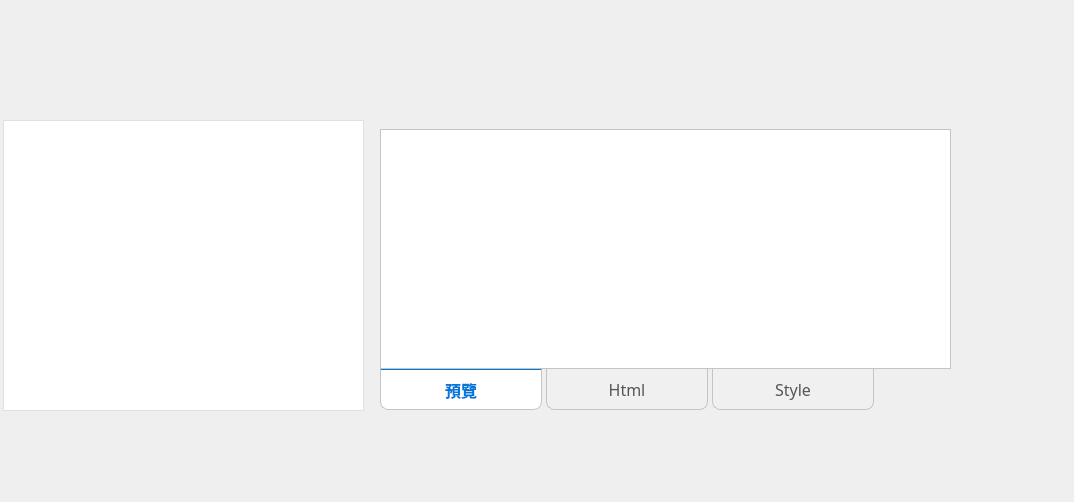
Old version of the form gui/us23/form_us23.ui in the repository rogers228/ispc_maintain.
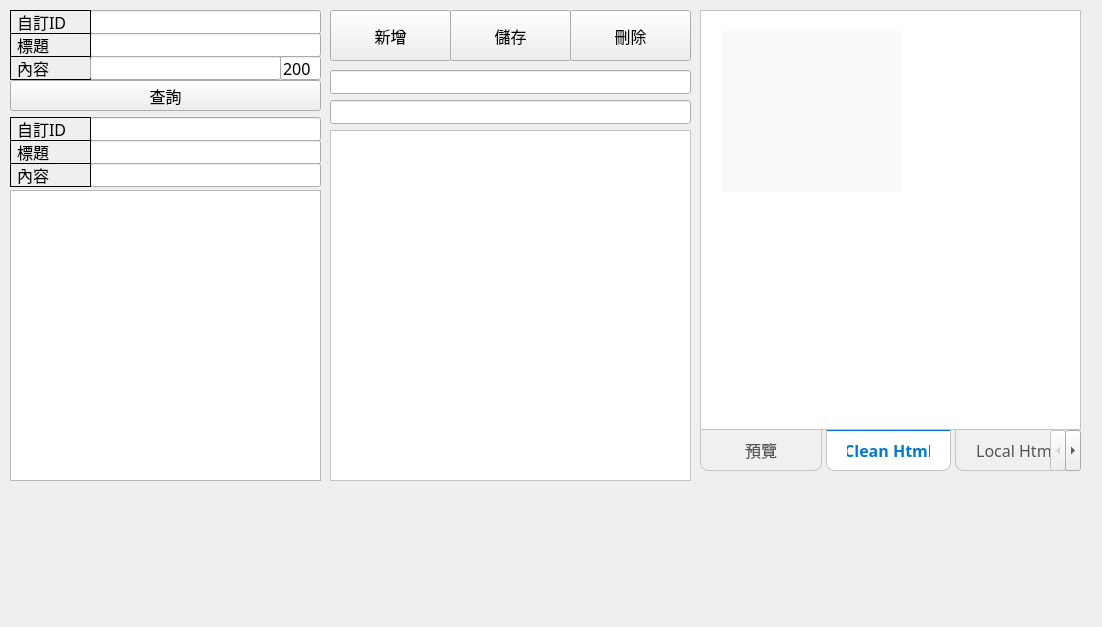
New version of the form. The open tabs and pages were chosen to show the change.

```diff
--- a/gui/us23/form_us23.ui
+++ b/gui/us23/form_us23.ui
@@ -6,8 +6,8 @@
    <rect>
     <x>0</x>
     <y>0</y>
-    <width>1074</width>
-    <height>502</height>
+    <width>1102</width>
+    <height>627</height>
    </rect>
   </property>
   <property name="windowTitle">
@@ -17,10 +17,10 @@
    <widget class="QPlainTextEdit" name="editor_input">
     <property name="geometry">
      <rect>
-      <x>3</x>
-      <y>120</y>
+      <x>330</x>
+      <y>130</y>
       <width>361</width>
-      <height>291</height>
+      <height>351</height>
      </rect>
     </property>
     <property name="font">
@@ -35,10 +35,10 @@
     background-color: #ffffff;
     
     /* 加上明確的邊框，或是 border: none，這會打破系統原生樣式 */
-    border: 1px solid #e1e1e1; 
+    /* border: 1px solid #e1e1e1;  */
     
     color: #000000;
-    padding: 8px;
+    padding: 2px;
     font-family: &quot;Consolas&quot;, &quot;Monaco&quot;, &quot;Courier New&quot;, monospace;
     font-size: 12pt;
 }
@@ -63,10 +63,10 @@
    <widget class="QTabWidget" name="tab_widget">
     <property name="geometry">
      <rect>
-      <x>380</x>
-      <y>129</y>
-      <width>571</width>
-      <height>281</height>
+      <x>700</x>
+      <y>10</y>
+      <width>381</width>
+      <height>461</height>
      </rect>
     </property>
     <property name="font">
@@ -94,7 +94,7 @@
     border-bottom-right-radius: 8px;
     
     /* 寬度控制 */
-    min-width: 120px;            /* 設定最小寬度，不會縮成一團 */
+    min-width: 80px;            /* 設定最小寬度，不會縮成一團 */
     padding: 8px 20px;           /* 左右內距讓標籤隨文字自動撐開 */
     
     margin-right: 4px;
@@ -126,9 +126,57 @@
       <string>預覽</string>
      </attribute>
     </widget>
+    <widget class="QWidget" name="tab_4">
+     <attribute name="title">
+      <string>Clean Html</string>
+     </attribute>
+     <widget class="QPlainTextEdit" name="clean_html_view">
+      <property name="geometry">
+       <rect>
+        <x>20</x>
+        <y>20</y>
+        <width>181</width>
+        <height>161</height>
+       </rect>
+      </property>
+      <property name="styleSheet">
+       <string notr="true">QPlainTextEdit {
+    /* 背景顏色：深灰色或淺灰色，這裡選用輕量感的淺灰 */
+    background-color: #f8f9fa;
+    
+    /* 文字顏色 */
+    color: #24292e;
+    
+    /* 邊距：讓程式碼不要貼邊 (上 右 下 左) */
+    padding: 15px;
+    
+    /* 移除邊框（因為 tab_widget 已經有框了） */
+    border: none;
+    
+    /* 寫程式專用字體：優先順序為 Consolas -&gt; Monaco -&gt; 等寬字型 */
+    font-family: &quot;Consolas&quot;, &quot;Monaco&quot;, &quot;Courier New&quot;, monospace;
+    
+    /* 字體大小 12pt */
+    font-size: 12pt;
+    
+}
+
+/* 選取文字時的顏色 */
+QPlainTextEdit:focus {
+    background-color: #f0f1f2;
+}</string>
+      </property>
+      <property name="frameShape">
+       <enum>QFrame::NoFrame</enum>
+      </property>
+      <property name="frameShadow">
+       <enum>QFrame::Plain</enum>
+      </property>
+     </widget>
+    </widget>
     <widget class="QWidget" name="tab_2">
      <attribute name="title">
-      <string>Html</string>
+      <string>Local Html</string>
      </attribute>
      <widget class="QPlainTextEdit" name="html_code_view">
       <property name="geometry">
@@ -235,6 +283,506 @@
      </widget>
     </widget>
    </widget>
+   <widget class="QTableWidget" name="article_table">
+    <property name="enabled">
+     <bool>true</bool>
+    </property>
+    <property name="geometry">
+     <rect>
+      <x>10</x>
+      <y>190</y>
+      <width>311</width>
+      <height>291</height>
+     </rect>
+    </property>
+    <property name="sizePolicy">
+     <sizepolicy hsizetype="Expanding" vsizetype="Expanding">
+      <horstretch>1</horstretch>
+      <verstretch>0</verstretch>
+     </sizepolicy>
+    </property>
+    <property name="font">
+     <font>
+      <family>新細明體</family>
+      <pointsize>12</pointsize>
+     </font>
+    </property>
+    <property name="styleSheet">
+     <string notr="true">QTableWidget {
+    alternate-background-color: #f2f2f2; /* 隔行背景顏色 */
+    selection-background-color: #0078d7;  /* 選擇背景顏色 */
+}
+QHeaderView::section {
+    background-color: #f0f0f0; /* 表頭背景顏色 */
+}</string>
+    </property>
+    <property name="alternatingRowColors">
+     <bool>true</bool>
+    </property>
+    <property name="columnCount">
+     <number>0</number>
+    </property>
+    <attribute name="verticalHeaderDefaultSectionSize">
+     <number>24</number>
+    </attribute>
+   </widget>
+   <widget class="QLineEdit" name="f_title">
+    <property name="geometry">
+     <rect>
+      <x>90</x>
+      <y>140</y>
+      <width>231</width>
+      <height>24</height>
+     </rect>
+    </property>
+    <property name="font">
+     <font>
+      <family>新細明體</family>
+      <pointsize>12</pointsize>
+     </font>
+    </property>
+    <property name="text">
+     <string/>
+    </property>
+   </widget>
+   <widget class="QLineEdit" name="w_title">
+    <property name="geometry">
+     <rect>
+      <x>90</x>
+      <y>33</y>
+      <width>231</width>
+      <height>24</height>
+     </rect>
+    </property>
+    <property name="font">
+     <font>
+      <family>新細明體</family>
+      <pointsize>12</pointsize>
+     </font>
+    </property>
+    <property name="text">
+     <string/>
+    </property>
+   </widget>
+   <widget class="QLabel" name="label_w_title">
+    <property name="geometry">
+     <rect>
+      <x>10</x>
+      <y>33</y>
+      <width>81</width>
+      <height>24</height>
+     </rect>
+    </property>
+    <property name="font">
+     <font>
+      <family>新細明體</family>
+      <pointsize>12</pointsize>
+     </font>
+    </property>
+    <property name="contextMenuPolicy">
+     <enum>Qt::PreventContextMenu</enum>
+    </property>
+    <property name="styleSheet">
+     <string notr="true">QLabel {
+    border: 1px solid black; /* 邊框粗細與顏色 */
+    padding: 2px;           /* 內邊距 */
+}</string>
+    </property>
+    <property name="text">
+     <string>標題</string>
+    </property>
+    <property name="scaledContents">
+     <bool>false</bool>
+    </property>
+   </widget>
+   <widget class="QLineEdit" name="f_content">
+    <property name="geometry">
+     <rect>
+      <x>90</x>
+      <y>163</y>
+      <width>231</width>
+      <height>24</height>
+     </rect>
+    </property>
+    <property name="font">
+     <font>
+      <family>新細明體</family>
+      <pointsize>12</pointsize>
+     </font>
+    </property>
+    <property name="text">
+     <string/>
+    </property>
+   </widget>
+   <widget class="QLabel" name="label_w_content">
+    <property name="geometry">
+     <rect>
+      <x>10</x>
+      <y>56</y>
+      <width>81</width>
+      <height>24</height>
+     </rect>
+    </property>
+    <property name="font">
+     <font>
+      <family>新細明體</family>
+      <pointsize>12</pointsize>
+     </font>
+    </property>
+    <property name="contextMenuPolicy">
+     <enum>Qt::PreventContextMenu</enum>
+    </property>
+    <property name="styleSheet">
+     <string notr="true">QLabel {
+    border: 1px solid black; /* 邊框粗細與顏色 */
+    padding: 2px;           /* 內邊距 */
+}</string>
+    </property>
+    <property name="text">
+     <string>內容</string>
+    </property>
+    <property name="scaledContents">
+     <bool>false</bool>
+    </property>
+   </widget>
+   <widget class="QLineEdit" name="w_custom_index">
+    <property name="geometry">
+     <rect>
+      <x>90</x>
+      <y>10</y>
+      <width>231</width>
+      <height>24</height>
+     </rect>
+    </property>
+    <property name="font">
+     <font>
+      <family>新細明體</family>
+      <pointsize>12</pointsize>
+     </font>
+    </property>
+    <property name="text">
+     <string/>
+    </property>
+   </widget>
+   <widget class="QLineEdit" name="w_counts">
+    <property name="geometry">
+     <rect>
+      <x>280</x>
+      <y>56</y>
+      <width>41</width>
+      <height>24</height>
+     </rect>
+    </property>
+    <property name="font">
+     <font>
+      <family>新細明體</family>
+      <pointsize>12</pointsize>
+     </font>
+    </property>
+    <property name="text">
+     <string>200</string>
+    </property>
+   </widget>
+   <widget class="QLabel" name="label_w_custom_index">
+    <property name="geometry">
+     <rect>
+      <x>10</x>
+      <y>10</y>
+      <width>81</width>
+      <height>24</height>
+     </rect>
+    </property>
+    <property name="font">
+     <font>
+      <family>新細明體</family>
+      <pointsize>12</pointsize>
+     </font>
+    </property>
+    <property name="contextMenuPolicy">
+     <enum>Qt::PreventContextMenu</enum>
+    </property>
+    <property name="styleSheet">
+     <string notr="true">QLabel {
+    border: 1px solid black; /* 邊框粗細與顏色 */
+    padding: 2px;           /* 內邊距 */
+}</string>
+    </property>
+    <property name="text">
+     <string>自訂ID</string>
+    </property>
+    <property name="scaledContents">
+     <bool>false</bool>
+    </property>
+   </widget>
+   <widget class="QLineEdit" name="f_custom_index">
+    <property name="geometry">
+     <rect>
+      <x>90</x>
+      <y>117</y>
+      <width>231</width>
+      <height>24</height>
+     </rect>
+    </property>
+    <property name="font">
+     <font>
+      <family>新細明體</family>
+      <pointsize>12</pointsize>
+     </font>
+    </property>
+    <property name="text">
+     <string/>
+    </property>
+   </widget>
+   <widget class="QLineEdit" name="w_content">
+    <property name="geometry">
+     <rect>
+      <x>90</x>
+      <y>56</y>
+      <width>191</width>
+      <height>24</height>
+     </rect>
+    </property>
+    <property name="font">
+     <font>
+      <family>新細明體</family>
+      <pointsize>12</pointsize>
+     </font>
+    </property>
+    <property name="text">
+     <string/>
+    </property>
+   </widget>
+   <widget class="QPushButton" name="btn_query">
+    <property name="geometry">
+     <rect>
+      <x>10</x>
+      <y>80</y>
+      <width>311</width>
+      <height>31</height>
+     </rect>
+    </property>
+    <property name="font">
+     <font>
+      <family>新細明體</family>
+      <pointsize>12</pointsize>
+     </font>
+    </property>
+    <property name="focusPolicy">
+     <enum>Qt::NoFocus</enum>
+    </property>
+    <property name="toolTip">
+     <string/>
+    </property>
+    <property name="text">
+     <string>查詢</string>
+    </property>
+   </widget>
+   <widget class="QLabel" name="label_f_content">
+    <property name="geometry">
+     <rect>
+      <x>10</x>
+      <y>163</y>
+      <width>81</width>
+      <height>24</height>
+     </rect>
+    </property>
+    <property name="font">
+     <font>
+      <family>新細明體</family>
+      <pointsize>12</pointsize>
+     </font>
+    </property>
+    <property name="contextMenuPolicy">
+     <enum>Qt::PreventContextMenu</enum>
+    </property>
+    <property name="styleSheet">
+     <string notr="true">QLabel {
+    border: 1px solid black; /* 邊框粗細與顏色 */
+    padding: 2px;           /* 內邊距 */
+}</string>
+    </property>
+    <property name="text">
+     <string>內容</string>
+    </property>
+    <property name="scaledContents">
+     <bool>false</bool>
+    </property>
+   </widget>
+   <widget class="QLabel" name="label_f_custom_index">
+    <property name="geometry">
+     <rect>
+      <x>10</x>
+      <y>117</y>
+      <width>81</width>
+      <height>24</height>
+     </rect>
+    </property>
+    <property name="font">
+     <font>
+      <family>新細明體</family>
+      <pointsize>12</pointsize>
+     </font>
+    </property>
+    <property name="contextMenuPolicy">
+     <enum>Qt::PreventContextMenu</enum>
+    </property>
+    <property name="styleSheet">
+     <string notr="true">QLabel {
+    border: 1px solid black; /* 邊框粗細與顏色 */
+    padding: 2px;           /* 內邊距 */
+}</string>
+    </property>
+    <property name="text">
+     <string>自訂ID</string>
+    </property>
+    <property name="scaledContents">
+     <bool>false</bool>
+    </property>
+   </widget>
+   <widget class="QLabel" name="label_f_title">
+    <property name="geometry">
+     <rect>
+      <x>10</x>
+      <y>140</y>
+      <width>81</width>
+      <height>24</height>
+     </rect>
+    </property>
+    <property name="font">
+     <font>
+      <family>新細明體</family>
+      <pointsize>12</pointsize>
+     </font>
+    </property>
+    <property name="contextMenuPolicy">
+     <enum>Qt::PreventContextMenu</enum>
+    </property>
+    <property name="styleSheet">
+     <string notr="true">QLabel {
+    border: 1px solid black; /* 邊框粗細與顏色 */
+    padding: 2px;           /* 內邊距 */
+}</string>
+    </property>
+    <property name="text">
+     <string>標題</string>
+    </property>
+    <property name="scaledContents">
+     <bool>false</bool>
+    </property>
+   </widget>
+   <widget class="QPushButton" name="btn_save">
+    <property name="geometry">
+     <rect>
+      <x>450</x>
+      <y>10</y>
+      <width>121</width>
+      <height>51</height>
+     </rect>
+    </property>
+    <property name="font">
+     <font>
+      <family>新細明體</family>
+      <pointsize>12</pointsize>
+     </font>
+    </property>
+    <property name="focusPolicy">
+     <enum>Qt::NoFocus</enum>
+    </property>
+    <property name="toolTip">
+     <string/>
+    </property>
+    <property name="text">
+     <string>儲存</string>
+    </property>
+   </widget>
+   <widget class="QLineEdit" name="editor_title">
+    <property name="geometry">
+     <rect>
+      <x>330</x>
+      <y>100</y>
+      <width>361</width>
+      <height>24</height>
+     </rect>
+    </property>
+    <property name="font">
+     <font>
+      <family>新細明體</family>
+      <pointsize>12</pointsize>
+     </font>
+    </property>
+    <property name="text">
+     <string/>
+    </property>
+   </widget>
+   <widget class="QPushButton" name="btn_delete">
+    <property name="geometry">
+     <rect>
+      <x>570</x>
+      <y>10</y>
+      <width>121</width>
+      <height>51</height>
+     </rect>
+    </property>
+    <property name="font">
+     <font>
+      <family>新細明體</family>
+      <pointsize>12</pointsize>
+     </font>
+    </property>
+    <property name="focusPolicy">
+     <enum>Qt::NoFocus</enum>
+    </property>
+    <property name="toolTip">
+     <string/>
+    </property>
+    <property name="text">
+     <string>刪除</string>
+    </property>
+   </widget>
+   <widget class="QPushButton" name="btn_addnew">
+    <property name="geometry">
+     <rect>
+      <x>330</x>
+      <y>10</y>
+      <width>121</width>
+      <height>51</height>
+     </rect>
+    </property>
+    <property name="font">
+     <font>
+      <family>新細明體</family>
+      <pointsize>12</pointsize>
+     </font>
+    </property>
+    <property name="focusPolicy">
+     <enum>Qt::NoFocus</enum>
+    </property>
+    <property name="toolTip">
+     <string/>
+    </property>
+    <property name="text">
+     <string>新增</string>
+    </property>
+   </widget>
+   <widget class="QLineEdit" name="editor_custom_index">
+    <property name="geometry">
+     <rect>
+      <x>330</x>
+      <y>70</y>
+      <width>361</width>
+      <height>24</height>
+     </rect>
+    </property>
+    <property name="font">
+     <font>
+      <family>新細明體</family>
+      <pointsize>12</pointsize>
+     </font>
+    </property>
+    <property name="text">
+     <string/>
+    </property>
+   </widget>
   </widget>
  </widget>
  <resources/>
```
Left out of the diff: 16 changed lines with no effect on the pictures.
